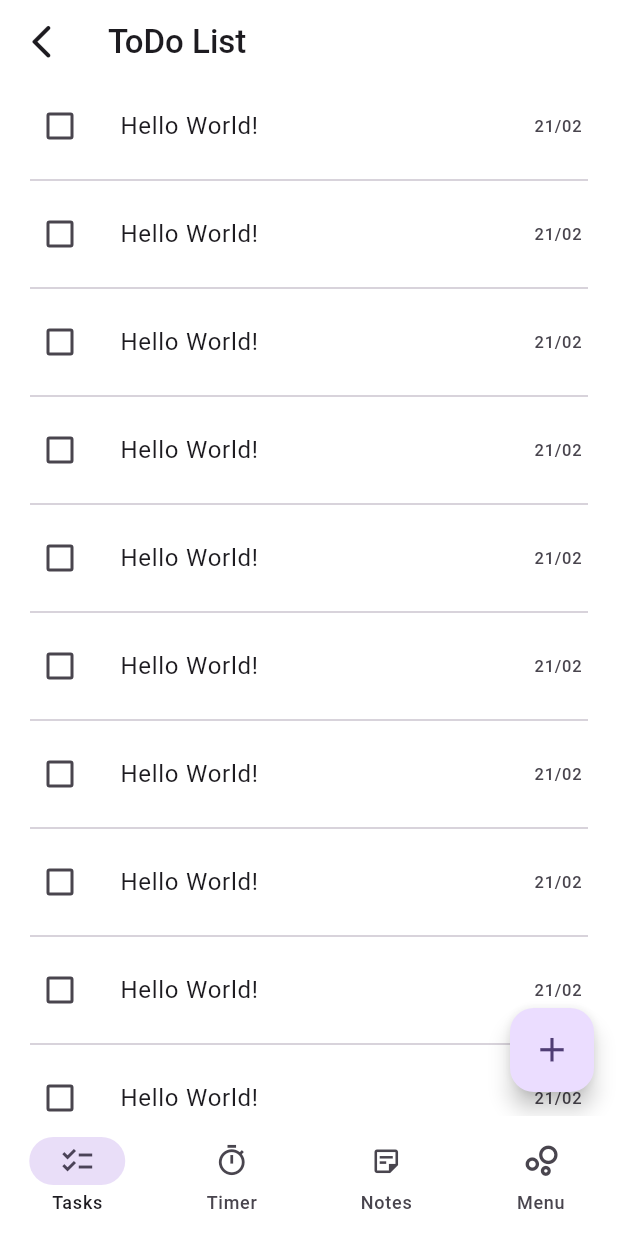
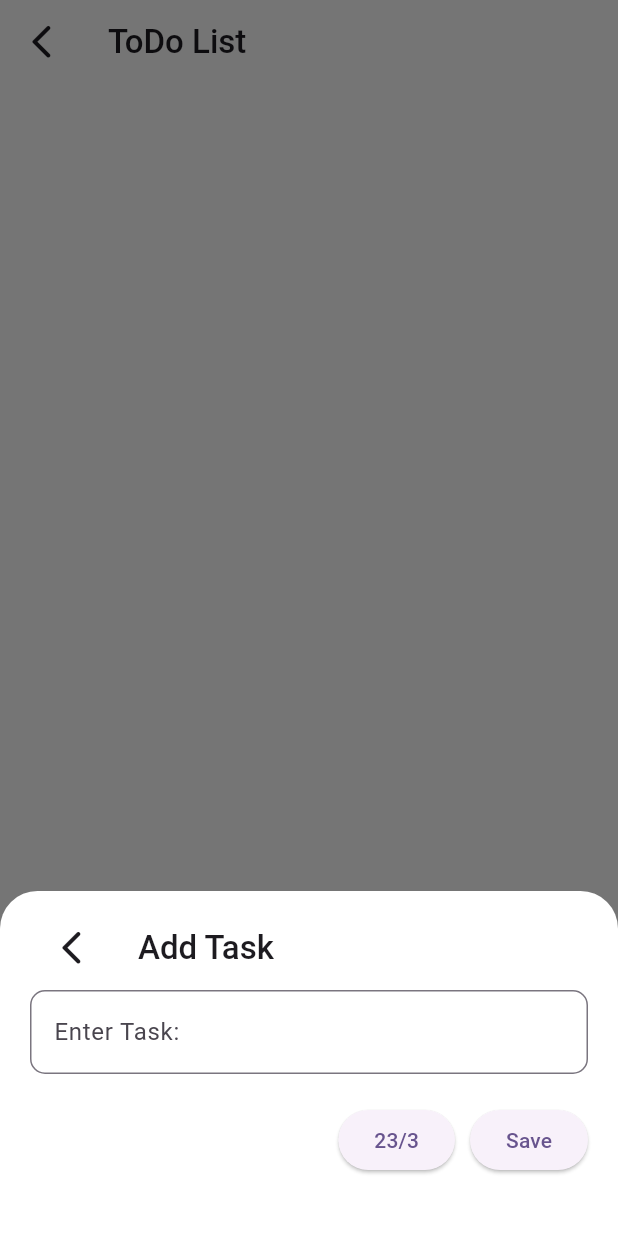
Before and after one commit to Gabbar-v7/Ascent, a Flutter app: the screen it shows after launch, after a tap on the "add" icon, on a phone screen of 412 x 824 dp. Run offline on Flutter 3.47's test engine with Material 3 defaults, Android fonts, the phone set to English and light mode, and no system bars; our stand-ins replace drift, drift_flutter, gap; accounts and stored records are empty; generated files the repository leaves out were written again.

```diff
--- a/lib/visuals/screens/tasks_page.dart
+++ b/lib/visuals/screens/tasks_page.dart
@@ -1,8 +1,8 @@
-import 'package:ascent/database/tables/tasks_table.dart';
 import 'package:ascent/visuals/components/app_styles.dart';
 import 'package:flutter/material.dart';
 import 'package:gap/gap.dart';
 import 'package:ascent/database/app_database.dart';
+import 'package:drift/drift.dart' as drift;
 
 class TasksPage extends StatefulWidget {
   const TasksPage({super.key});
@@ -14,59 +14,137 @@ class TasksPage extends StatefulWidget {
 class _TasksPageState extends State<TasksPage> {
   final database = AppDatabase();
   TextEditingController controller = TextEditingController();
-  late List<Task> allTasks;
-
-  void initialise() async {
-    await database
-        .into(database.tasks)
-        .insert(
-          TasksCompanion.insert(
-            task: 'todo: finish drift setup',
-            dueDate: DateTime.now(),
-          ),
-        );
-    allTasks = await database.select(database.tasks).get();
-  }
+  List<Task> allTasks = [];
 
   @override
   void initState() {
     super.initState();
-    initialise();
+    fetchTasks();
   }
 
-  Widget _taskTile() {
+  /// Fetch tasks from the database and update the UI
+  Future<void> fetchTasks() async {
+    final tasks = await database.select(database.tasks).get();
+    tasks.sort((a, b) => a.dueDate.compareTo(b.dueDate)); // Sort by date
+
+    setState(() {
+      allTasks = tasks;
+    });
+  }
+
+  /// Insert a new task into the database
+  Future<void> addTask(String taskName, DateTime dueDate) async {
+    await database
+        .into(database.tasks)
+        .insert(TasksCompanion.insert(task: taskName, dueDate: dueDate));
+    fetchTasks(); // Refresh the UI
+  }
+
+  /// Update task completion status
+  Future<void> toggleTaskCompletion(Task task, bool isDone) async {
+    await (database.update(database.tasks)..where(
+      (tbl) => tbl.id.equals(task.id),
+    )).write(TasksCompanion(isDone: drift.Value(isDone)));
+    fetchTasks();
+  }
+
+  /// Categorize tasks
+  Map<String, List<Task>> categorizeTasks() {
+    DateTime today = DateTime.now();
+    today = DateTime(today.year, today.month, today.day); // Remove time part
+    DateTime tomorrow = today.add(Duration(days: 1));
+
+    List<Task> todayTasks = [];
+    List<Task> previousTasks = [];
+    List<Task> futureTasks = [];
+    List<Task> completedTasks = [];
+
+    for (var task in allTasks) {
+      if (task.isDone) {
+        completedTasks.add(task);
+      } else if (task.dueDate.isBefore(today)) {
+        previousTasks.add(task);
+      } else if (task.dueDate.isBefore(tomorrow)) {
+        todayTasks.add(task);
+      } else {
+        futureTasks.add(task);
+      }
+    }
+
+    return {
+      "Today": todayTasks,
+      "Previous": previousTasks,
+      "Future": futureTasks,
+      "Completed": completedTasks,
+    };
+  }
+
+  Widget _taskTile(Task task) {
     return GestureDetector(
       onLongPress: () {
-        print("asdasdad");
+        _showModalBottomSheet(task, "Edit Task");
       },
       onHorizontalDragEnd: (details) {
         if (details.primaryVelocity! > 0) {
-          print("Right");
-        } else if (details.primaryVelocity! < 0) {
-          print("Left");
+          // Right swipe: Toggle isDone
+          toggleTaskCompletion(task, !task.isDone);
         }
       },
       child: ListTile(
-        leading: Checkbox(value: false, onChanged: (value) {}),
-        title: Text("Hello World!"),
-        trailing: Text("21/02"),
+        leading: Checkbox(
+          value: task.isDone,
+          onChanged: (value) {
+            toggleTaskCompletion(task, value!);
+          },
+        ),
+        title: Text(
+          task.task,
+          style:
+              task.isDone
+                  ? TextStyle(decoration: TextDecoration.lineThrough)
+                  : null,
+        ),
+        trailing: Text("${task.dueDate.day}/${task.dueDate.month}"),
       ),
     );
   }
 
   Widget pageBody() {
-    return ListView.separated(
-      itemCount: 20, // Number of items
-      itemBuilder: (context, index) {
-        return _taskTile();
-      },
-      separatorBuilder: (context, index) {
-        return Divider(indent: 20, endIndent: 20); // Custom separator
-      },
+    final categorizedTasks = categorizeTasks();
+
+    return ListView(
+      children:
+          categorizedTasks.entries
+              .where((entry) => entry.value.isNotEmpty) // Hide empty categories
+              .map(
+                (entry) => Column(
+                  crossAxisAlignment: CrossAxisAlignment.start,
+                  children: [
+                    Padding(
+                      padding: const EdgeInsets.symmetric(
+                        horizontal: 16,
+                        vertical: 8,
+                      ),
+                      child: Text(
+                        entry.key,
+                        style: TextStyle(
+                          fontSize: 20,
+                          fontWeight: FontWeight.bold,
+                        ),
+                      ),
+                    ),
+                    ...entry.value.map((task) => _taskTile(task)),
+                  ],
+                ),
+              )
+              .toList(),
     );
   }
 
-  void _showModalBottomSheet(Task task, String label) {
+  void _showModalBottomSheet(Task? task, String label) {
+    controller.text = task?.task ?? "";
+    DateTime selectedDate = task?.dueDate ?? DateTime.now();
+
     showModalBottomSheet(
       context: context,
       shape: const RoundedRectangleBorder(
@@ -74,33 +152,63 @@ class _TasksPageState extends State<TasksPage> {
       ),
       isScrollControlled: true,
       builder: (context) {
+        return StatefulBuilder(
+          builder: (context, setModalState) {
             return Padding(
-          padding: EdgeInsets.symmetric(vertical: 10, horizontal: 20),
+              padding: EdgeInsets.only(
+                left: 20,
+                right: 20,
+                top: 10,
+                bottom: MediaQuery.of(context).viewInsets.bottom + 10,
+              ),
               child: Column(
                 mainAxisSize: MainAxisSize.min,
                 children: <Widget>[
                   AppStyles.appBar(label, context),
                   TextField(
-                controller: ,
+                    controller: controller,
                     textCapitalization: TextCapitalization.sentences,
                     decoration: InputDecoration(hintText: "Enter Task:"),
                   ),
                   const Gap(20),
                   Row(
                     mainAxisAlignment: MainAxisAlignment.end,
-                spacing: 20,
-                children: <Widget>[
-                  ElevatedButton(onPressed: () {}, child: Text("27/02")),
-                  ElevatedButton.icon(
-                    onPressed: () {},
-                    label: Icon(Icons.send),
+                    children: [
+                      ElevatedButton(
+                        onPressed: () async {
+                          DateTime? picked = await showDatePicker(
+                            context: context,
+                            initialDate: selectedDate,
+                            firstDate: DateTime(2000),
+                            lastDate: DateTime(2200),
+                          );
+                          if (picked != null) {
+                            setModalState(() {
+                              selectedDate = picked;
+                            });
+                          }
+                        },
+                        child: Text(
+                          "${selectedDate.day}/${selectedDate.month}",
+                        ),
+                      ),
+                      const Gap(10),
+                      ElevatedButton(
+                        onPressed: () {
+                          if (controller.text.isNotEmpty) {
+                            addTask(controller.text, selectedDate);
+                            Navigator.pop(context);
+                          }
+                        },
+                        child: Text("Save"),
                       ),
                     ],
                   ),
                   const Gap(30),
-              Gap(MediaQuery.of(context).viewInsets.bottom),
                 ],
               ),
+            );
+          },
         );
       },
     );
@@ -112,6 +220,7 @@ class _TasksPageState extends State<TasksPage> {
       appBar: AppStyles.appBar("ToDo List", context),
       body: pageBody(),
       floatingActionButton: AppStyles.floatingActionButton(Icons.add, () {
+        _showModalBottomSheet(null, "Add Task");
       }),
     );
   }
```
Lines whose indentation alone changed are shown as unchanged.
